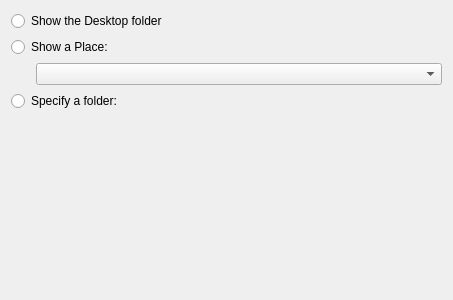
Old version of the form plasma/applets/folderview/folderviewLocationConfig.ui in the repository KDE/kde-baseapps.
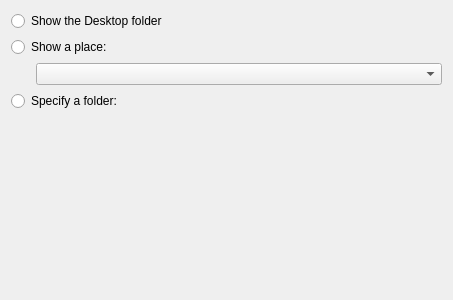
New version of the form. Custom widgets are drawn as their Qt base class.

Commit message: i18n style guide fixes: http://techbase.kde.org/Projects/Usability/HIG/Capitalization

```diff
--- a/plasma/applets/folderview/folderviewLocationConfig.ui
+++ b/plasma/applets/folderview/folderviewLocationConfig.ui
@@ -20,7 +20,7 @@
    <item>
     <widget class="QRadioButton" name="showPlace" >
      <property name="text" >
-      <string>Show a Place:</string>
+      <string>Show a place:</string>
      </property>
     </widget>
    </item>
```
